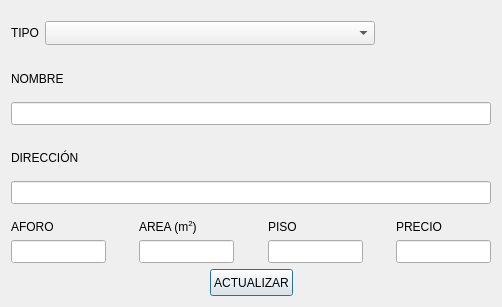
Qt form vntactualizar.ui (joisRomero/SistemaDeEventos) before a commit.
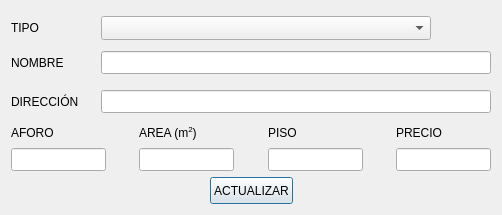
The same form after that commit.

Commit message: Se validaron los campos numéricos, se valido el nombre, se fijó el tamaño de la ventana actualizar

What changed in the file:
```diff
--- a/vntactualizar.ui
+++ b/vntactualizar.ui
@@ -7,20 +7,41 @@
     <x>0</x>
     <y>0</y>
     <width>502</width>
-    <height>307</height>
+    <height>215</height>
    </rect>
   </property>
+  <property name="minimumSize">
+   <size>
+    <width>502</width>
+    <height>215</height>
+   </size>
+  </property>
+  <property name="maximumSize">
+   <size>
+    <width>502</width>
+    <height>215</height>
+   </size>
+  </property>
   <property name="windowTitle">
    <string>Dialog</string>
   </property>
   <layout class="QVBoxLayout" name="verticalLayout">
    <item>
     <layout class="QHBoxLayout" name="horizontalLayout_19">
+     <property name="spacing">
+      <number>0</number>
+     </property>
      <property name="topMargin">
-      <number>10</number>
+      <number>5</number>
      </property>
      <item>
       <widget class="QLabel" name="label_28">
+       <property name="minimumSize">
+        <size>
+         <width>90</width>
+         <height>0</height>
+        </size>
+       </property>
        <property name="font">
         <font>
          <pointsize>9</pointsize>
@@ -63,11 +84,20 @@
    </item>
    <item>
     <layout class="QHBoxLayout" name="horizontalLayout_20">
+     <property name="spacing">
+      <number>0</number>
+     </property>
      <property name="topMargin">
-      <number>10</number>
+      <number>5</number>
      </property>
      <item>
       <widget class="QLabel" name="label_29">
+       <property name="minimumSize">
+        <size>
+         <width>90</width>
+         <height>0</height>
+        </size>
+       </property>
        <property name="font">
         <font>
          <pointsize>9</pointsize>
@@ -81,40 +111,36 @@
       </widget>
      </item>
      <item>
-      <spacer name="horizontalSpacer_34">
-       <property name="orientation">
-        <enum>Qt::Horizontal</enum>
+      <widget class="QLineEdit" name="nombreActualizar">
+       <property name="enabled">
+        <bool>true</bool>
        </property>
-       <property name="sizeHint" stdset="0">
+       <property name="minimumSize">
         <size>
-         <width>40</width>
-         <height>20</height>
+         <width>0</width>
+         <height>23</height>
         </size>
        </property>
-      </spacer>
+      </widget>
      </item>
     </layout>
    </item>
-   <item>
-    <widget class="QLineEdit" name="nombreActualizar">
-     <property name="enabled">
-      <bool>true</bool>
-     </property>
-     <property name="minimumSize">
-      <size>
-       <width>0</width>
-       <height>23</height>
-      </size>
-     </property>
-    </widget>
-   </item>
    <item>
     <layout class="QHBoxLayout" name="horizontalLayout_21">
+     <property name="spacing">
+      <number>0</number>
+     </property>
      <property name="topMargin">
       <number>10</number>
      </property>
      <item>
       <widget class="QLabel" name="label_30">
+       <property name="minimumSize">
+        <size>
+         <width>90</width>
+         <height>0</height>
+        </size>
+       </property>
        <property name="font">
         <font>
          <pointsize>9</pointsize>
@@ -128,37 +154,24 @@
       </widget>
      </item>
      <item>
-      <spacer name="horizontalSpacer_35">
-       <property name="orientation">
-        <enum>Qt::Horizontal</enum>
+      <widget class="QLineEdit" name="direccionActualizar">
+       <property name="enabled">
+        <bool>true</bool>
        </property>
-       <property name="sizeHint" stdset="0">
+       <property name="minimumSize">
         <size>
-         <width>40</width>
-         <height>20</height>
+         <width>0</width>
+         <height>23</height>
         </size>
        </property>
-      </spacer>
+      </widget>
      </item>
     </layout>
    </item>
-   <item>
-    <widget class="QLineEdit" name="direccionActualizar">
-     <property name="enabled">
-      <bool>true</bool>
-     </property>
-     <property name="minimumSize">
-      <size>
-       <width>0</width>
-       <height>23</height>
-      </size>
-     </property>
-    </widget>
-   </item>
    <item>
     <layout class="QHBoxLayout" name="horizontalLayout_17">
      <property name="topMargin">
-      <number>10</number>
+      <number>5</number>
      </property>
      <item>
       <layout class="QVBoxLayout" name="verticalLayout_12">
```
Left out of the diff: 2 changed lines with no effect on the pictures. The commit also changes 6 other files.
